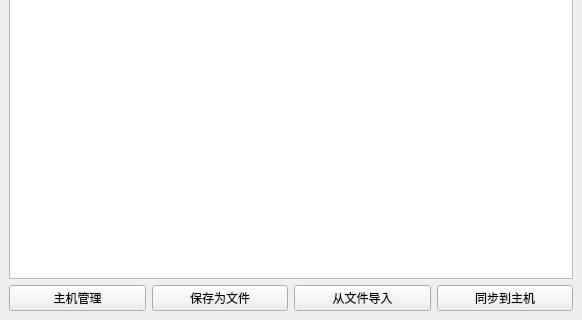
This is mainwindow.ui in w-mj/image_portal as Qt 5 draws it before an edit; both pictures show x 0 to 582 and y 232 to 552 of the 582 by 552 pixel window. The edited form follows.
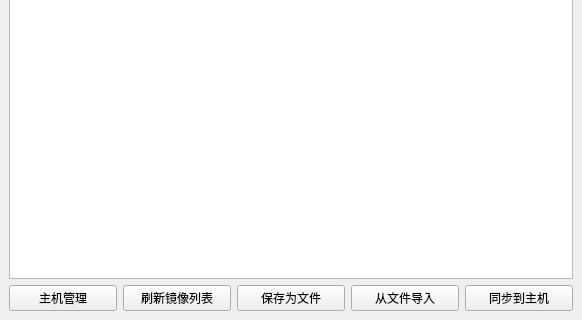
This is the edited form.

Commit message: 添加刷新按钮 && 调整Tab顺序

```diff
--- a/mainwindow.ui
+++ b/mainwindow.ui
@@ -41,6 +41,13 @@
           </property>
          </widget>
         </item>
+        <item>
+         <widget class="QPushButton" name="refresh_btn">
+          <property name="text">
+           <string>刷新镜像列表</string>
+          </property>
+         </widget>
+        </item>
         <item>
          <widget class="QPushButton" name="save_to_file_btn">
           <property name="text">
```
The commit also changes 6 other files.
